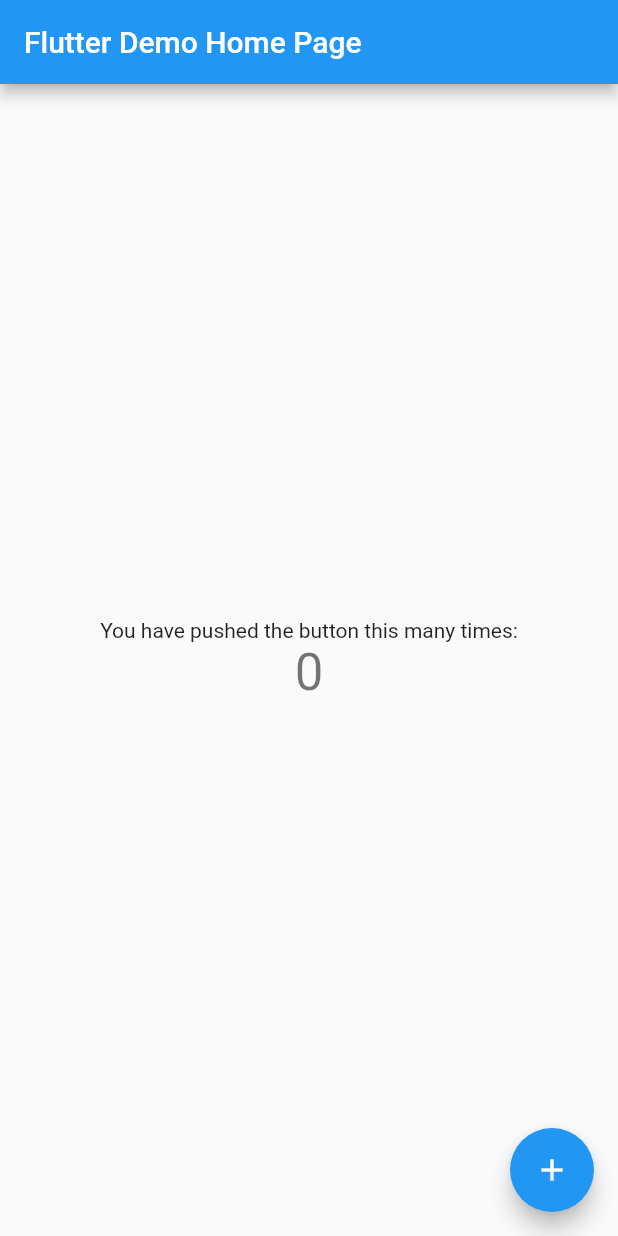
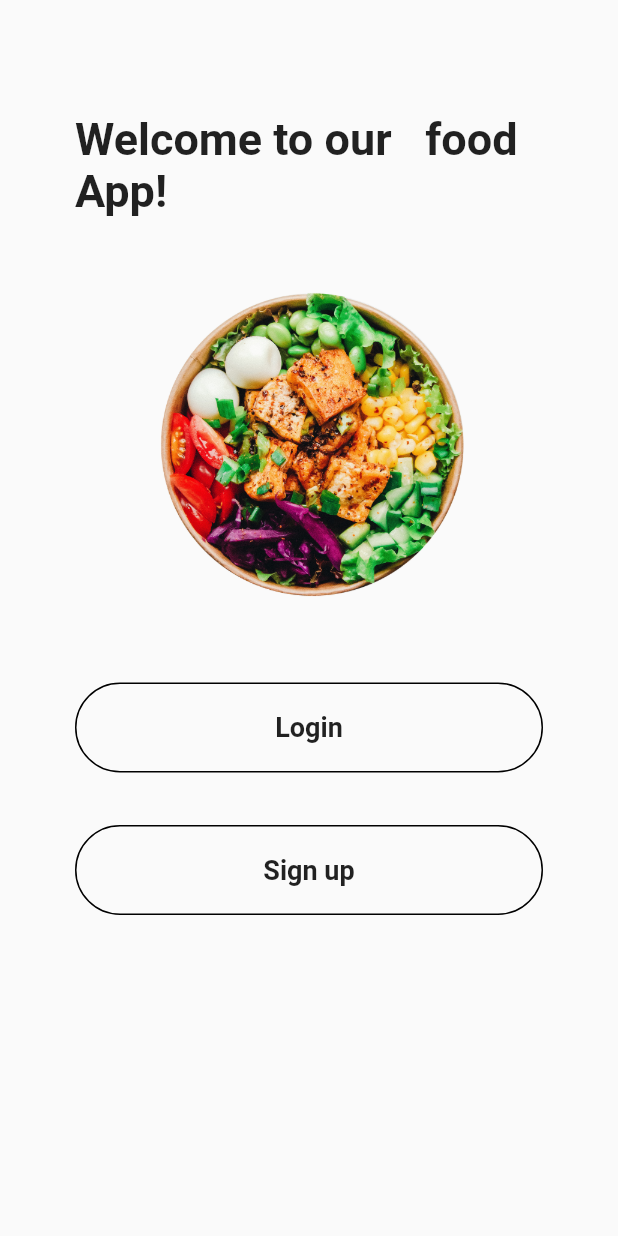
Before and after one commit to EizaldinTarik/Food-App, a Flutter app: the screen it shows after launch, on a phone screen of 412 x 824 dp. Run offline on Flutter 3.47's test engine with Material 2 defaults, Android fonts, the phone set to English and light mode, and no system bars.

Commit message:
welcome screen

```diff
--- a/lib/main.dart
+++ b/lib/main.dart
@@ -1,115 +1,34 @@
 import 'package:flutter/material.dart';
+import 'package:food_app/presentations/screens/welcome_screen.dart';
 
 void main() {
-  runApp(const MyApp());
+  runApp(const FoodApp());
 }
 
-class MyApp extends StatelessWidget {
-  const MyApp({Key? key}) : super(key: key);
+class FoodApp extends StatelessWidget {
+  const FoodApp({
+    Key? key,
+  }) : super(key: key);
 
-  // This widget is the root of your application.
   @override
   Widget build(BuildContext context) {
-    return MaterialApp(
-      title: 'Flutter Demo',
-      theme: ThemeData(
-        // This is the theme of your application.
-        //
-        // Try running your application with "flutter run". You'll see the
-        // application has a blue toolbar. Then, without quitting the app, try
-        // changing the primarySwatch below to Colors.green and then invoke
-        // "hot reload" (press "r" in the console where you ran "flutter run",
-        // or simply save your changes to "hot reload" in a Flutter IDE).
-        // Notice that the counter didn't reset back to zero; the application
-        // is not restarted.
-        primarySwatch: Colors.blue,
-      ),
-      home: const MyHomePage(title: 'Flutter Demo Home Page'),
+    return
+        // MultiBlocProvider(
+        // providers: [
+        //   BlocProvider(
+        //     create: (context) => AuthLoginBloc(
+        //       LoginInitState(),
+        //       AuthLoginRepository(),
+        //     ),
+        //   ),
+        // ],
+        // child:
+        MaterialApp(
+      debugShowCheckedModeBanner: false,
+      initialRoute: '/',
+      routes: {
+        '/': (context) => const WelcomeScreen(),
+      },
     );
   }
 }
-
-class MyHomePage extends StatefulWidget {
-  const MyHomePage({Key? key, required this.title}) : super(key: key);
-
-  // This widget is the home page of your application. It is stateful, meaning
-  // that it has a State object (defined below) that contains fields that affect
-  // how it looks.
-
-  // This class is the configuration for the state. It holds the values (in this
-  // case the title) provided by the parent (in this case the App widget) and
-  // used by the build method of the State. Fields in a Widget subclass are
-  // always marked "final".
-
-  final String title;
-
-  @override
-  State<MyHomePage> createState() => _MyHomePageState();
-}
-
-class _MyHomePageState extends State<MyHomePage> {
-  int _counter = 0;
-
-  void _incrementCounter() {
-    setState(() {
-      // This call to setState tells the Flutter framework that something has
-      // changed in this State, which causes it to rerun the build method below
-      // so that the display can reflect the updated values. If we changed
-      // _counter without calling setState(), then the build method would not be
-      // called again, and so nothing would appear to happen.
-      _counter++;
-    });
-  }
-
-  @override
-  Widget build(BuildContext context) {
-    // This method is rerun every time setState is called, for instance as done
-    // by the _incrementCounter method above.
-    //
-    // The Flutter framework has been optimized to make rerunning build methods
-    // fast, so that you can just rebuild anything that needs updating rather
-    // than having to individually change instances of widgets.
-    return Scaffold(
-      appBar: AppBar(
-        // Here we take the value from the MyHomePage object that was created by
-        // the App.build method, and use it to set our appbar title.
-        title: Text(widget.title),
-      ),
-      body: Center(
-        // Center is a layout widget. It takes a single child and positions it
-        // in the middle of the parent.
-        child: Column(
-          // Column is also a layout widget. It takes a list of children and
-          // arranges them vertically. By default, it sizes itself to fit its
-          // children horizontally, and tries to be as tall as its parent.
-          //
-          // Invoke "debug painting" (press "p" in the console, choose the
-          // "Toggle Debug Paint" action from the Flutter Inspector in Android
-          // Studio, or the "Toggle Debug Paint" command in Visual Studio Code)
-          // to see the wireframe for each widget.
-          //
-          // Column has various properties to control how it sizes itself and
-          // how it positions its children. Here we use mainAxisAlignment to
-          // center the children vertically; the main axis here is the vertical
-          // axis because Columns are vertical (the cross axis would be
-          // horizontal).
-          mainAxisAlignment: MainAxisAlignment.center,
-          children: <Widget>[
-            const Text(
-              'You have pushed the button this many times:',
-            ),
-            Text(
-              '$_counter',
-              style: Theme.of(context).textTheme.headline4,
-            ),
-          ],
-        ),
-      ),
-      floatingActionButton: FloatingActionButton(
-        onPressed: _incrementCounter,
-        tooltip: 'Increment',
-        child: const Icon(Icons.add),
-      ), // This trailing comma makes auto-formatting nicer for build methods.
-    );
-  }
-}
--- /dev/null
+++ b/lib/presentations/screens/welcome_screen.dart
@@ -0,0 +1,118 @@
+import 'package:flutter/material.dart';
+
+class WelcomeScreen extends StatefulWidget {
+  const WelcomeScreen({Key? key}) : super(key: key);
+  @override
+  State<WelcomeScreen> createState() => _WelcomeScreenState();
+}
+
+class _WelcomeScreenState extends State<WelcomeScreen> {
+  @override
+  Widget build(BuildContext context) {
+    return Scaffold(
+      body: Column(
+        children: [
+          intro(),
+          loginButton(),
+          signUpButton(),
+        ],
+      ),
+    );
+  }
+}
+
+Widget intro() {
+  return Padding(
+    padding: const EdgeInsets.only(
+      left: 50,
+      right: 50,
+      top: 75,
+    ),
+    child: Center(
+      child: Column(
+        children: [
+          const Text(
+            'Welcome to our \t food App!',
+            style: TextStyle(
+              fontSize: 30,
+              fontWeight: FontWeight.bold,
+            ),
+          ),
+          customSizedBox(),
+          Image.asset(
+            'assets/images/food.png',
+            scale: 5,
+          )
+        ],
+      ),
+    ),
+  );
+}
+
+Widget loginButton() {
+  return Padding(
+    padding: const EdgeInsets.only(
+      left: 50,
+      right: 50,
+    ),
+    child: Column(
+      children: [
+        customSizedBox(),
+        MaterialButton(
+          minWidth: double.infinity,
+          height: 60,
+          onPressed: () {
+            // Navigator.push(
+            //     context,
+            //     MaterialPageRoute(
+            //         builder: (context) => const LoginPage()));
+          },
+          shape: RoundedRectangleBorder(
+              side: const BorderSide(color: Color.fromARGB(255, 0, 0, 0)),
+              borderRadius: BorderRadius.circular(50)),
+          child: const Text(
+            "Login",
+            style: TextStyle(fontWeight: FontWeight.w600, fontSize: 18),
+          ),
+        ),
+      ],
+    ),
+  );
+}
+
+Widget signUpButton() {
+  return Padding(
+    padding: const EdgeInsets.only(
+      left: 50,
+      right: 50,
+    ),
+    child: Column(
+      children: [
+        customSizedBox(),
+        MaterialButton(
+          minWidth: double.infinity,
+          height: 60,
+          onPressed: () {
+            // Navigator.push(
+            //     context,
+            //     MaterialPageRoute(
+            //         builder: (context) => const LoginPage()));
+          },
+          shape: RoundedRectangleBorder(
+              side: const BorderSide(color: Color.fromARGB(255, 0, 0, 0)),
+              borderRadius: BorderRadius.circular(50)),
+          child: const Text(
+            "Sign up",
+            style: TextStyle(fontWeight: FontWeight.w600, fontSize: 18),
+          ),
+        ),
+      ],
+    ),
+  );
+}
+
+Widget customSizedBox() {
+  return const SizedBox(
+    height: 35,
+  );
+}
--- a/pubspec.yaml
+++ b/pubspec.yaml
@@ -58,8 +58,8 @@ flutter:
   uses-material-design: true
 
   # To add assets to your application, add an assets section, like this:
-  # assets:
-  #   - images/a_dot_burr.jpeg
+  assets:
+    - assets/images/food.png
   #   - images/a_dot_ham.jpeg
 
   # An image asset can refer to one or more resolution-specific "variants", see
```
Also changed, not shown: assets/images/food.png (added), 1 other file.
